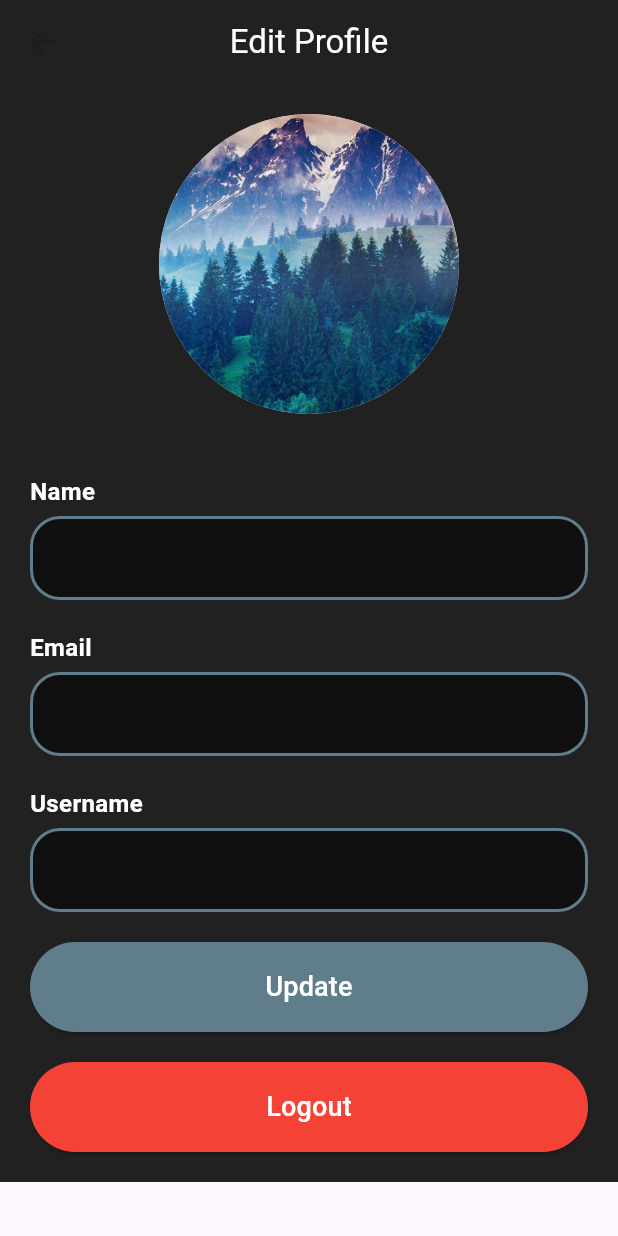
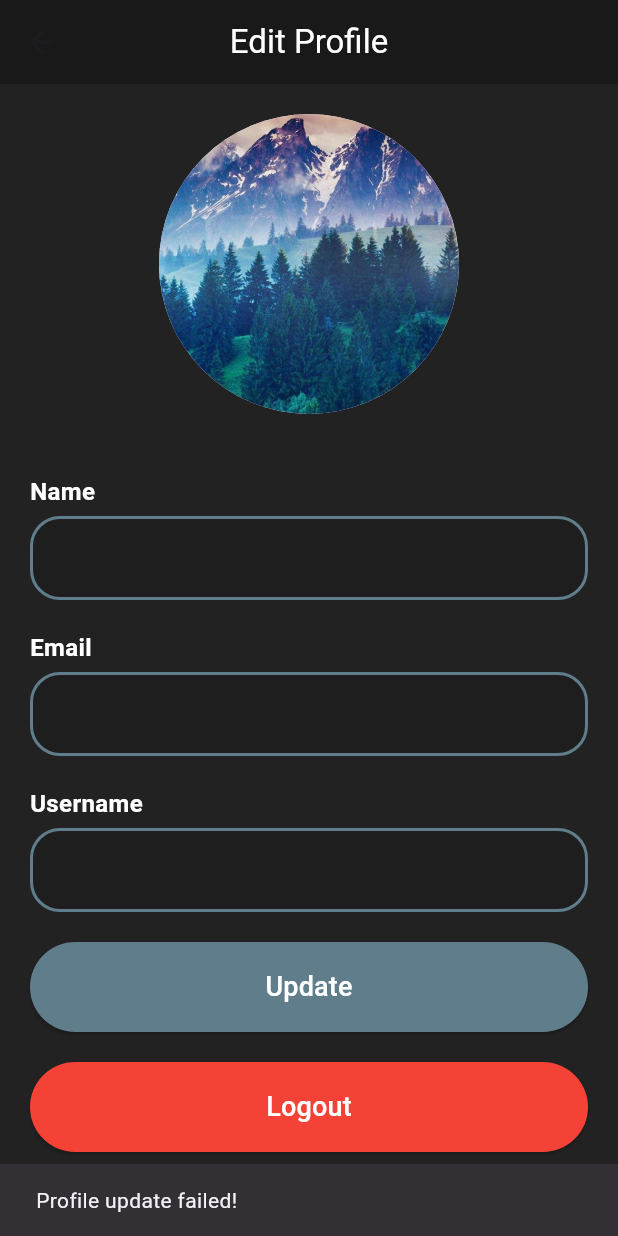
Before and after one commit to riskilinardi/ShiokWeather, a Flutter app: the ProfilePage screen opened directly, after a tap on "Update", on a phone screen of 412 x 824 dp. Run offline on Flutter 3.47's test engine with Material 3 defaults, Android fonts, the light colour scheme and no system bars; our stand-ins replace curved_navigation_bar, flutter_map, gap, image_picker, latlong2, material_design_icons_flutter and 3 more; accounts and stored records are empty.

Commit message:
Updated profile page and add more db codes

```diff
--- a/lib/db.dart
+++ b/lib/db.dart
@@ -184,9 +184,19 @@ class DatabaseHelper {
     return await db.query('users');
   }
 
+  Future<List<Map<String, dynamic>>> queryOneUser(int? id) async {
+    Database db = await instance.db;
+    return await db.query('users', where: 'id = ?', whereArgs: [id]);
+  }
+
   Future<int> updateUser(User user) async {
     Database db = await instance.db;
     return await db.update('users', user.toMap(), where: 'id = ?', whereArgs: [user.id]);
+  }
+
+  Future<int> updateOneUser(String displayname, String email, String username, int? id) async {
+    Database db = await instance.db;
+    return await db.rawUpdate('UPDATE users SET displayname="$displayname", email="$email", username="$username" WHERE id=$id');
   }
 
   Future<int> deleteUser(int id) async {
@@ -206,9 +216,12 @@ class DatabaseHelper {
     if (existingUsers.isEmpty) {
       List<User> usersToAdd = [
         User(id: 1, username: 'Admin', email: 'admin@gmail.com', password: 'admin123'),
-        User(id: 2, username: 'Riski', email: 'riski@gmail.com', password: 'riski123', displayname: 'Riski L', status: "I'm so confused today", mood: 'sunny.png'),
-        User(id: 3, username: 'Bew', email: 'bew@gmail.com', password: 'bew123', displayname: 'Bew', status: "I'm happy right now", mood: 'happy.png'),
-        User(id: 4, username: 'Nana', email: 'nana@gmail.com', password: 'nana123', displayname: 'Nana', status: "Hey im very sad today", mood: 'sad.png')
+        User(id: 2, username: 'Riski', email: 'riski@gmail.com', password: 'riski123',
+            displayname: 'Riski L', status: "I'm so confused today", mood: 'sunny.png'),
+        User(id: 3, username: 'Bew', email: 'bew@gmail.com', password: 'bew123',
+            displayname: 'Bew', status: "I'm happy right now", mood: 'happy.png'),
+        User(id: 4, username: 'Nana', email: 'nana@gmail.com', password: 'nana123',
+            displayname: 'Nana', status: "Hey im very sad today", mood: 'sad.png')
       ];
 
       for (User user in usersToAdd) {
--- a/lib/profilepage.dart
+++ b/lib/profilepage.dart
@@ -1,5 +1,8 @@
 import 'package:flutter/material.dart';
 import 'package:shared_preferences/shared_preferences.dart';
+import 'package:shiokweather/loginpage.dart';
+
+import 'db.dart';
 
 class ProfilePage extends StatefulWidget {
   @override
@@ -15,6 +18,8 @@ class _ProfilePageState extends State<ProfilePage> {
   TextEditingController emailController = TextEditingController();
   TextEditingController usernameController = TextEditingController();
 
+  List<Map<String, dynamic>> _personaldata = [];
+
   @override
   void initState() {
     super.initState();
@@ -23,37 +28,50 @@ class _ProfilePageState extends State<ProfilePage> {
 
   _loadProfileData() async {
     SharedPreferences prefs = await SharedPreferences.getInstance();
+    int? id = prefs.getInt('id');
+    List<Map<String, dynamic>> personaldata = await DatabaseHelper.instance.queryOneUser(id);
     setState(() {
-      username = prefs.getString('username') ?? 'Unknown';
-      email = prefs.getString('email') ?? 'Not Provided';
-      updatedName = prefs.getString('name') ?? '';
-      usernameController.text = username;
-      emailController.text = email;
-      nameController.text = updatedName;
+      _personaldata = personaldata;
+      nameController.text = _personaldata[0]['displayname'];
+      usernameController.text = _personaldata[0]['username'];
+      emailController.text = _personaldata[0]['email'];
     });
   }
 
   _updateName() async {
     SharedPreferences prefs = await SharedPreferences.getInstance();
-    setState(() {
-      updatedName = nameController.text;
-    });
-    await prefs.setString('name', updatedName);
+    int? id = prefs.getInt('id');
+    int output = await DatabaseHelper.instance.updateOneUser(nameController.text, emailController.text, usernameController.text, id);
+
+    if (output > 0) {
+      ScaffoldMessenger.of(context).showSnackBar(SnackBar(
+        content: Text('Profile updated successfully!', style: TextStyle(color: Colors.white),),
+      ));
+      // Navigator.pushReplacement(
+      //   context,
+      //   MaterialPageRoute(builder: (context) => MainPage()),
+      // );
+    } else {
+      // Something went wrong
+      ScaffoldMessenger.of(context).showSnackBar(SnackBar(
+        content: Text('Profile update failed!'),
+      ));
+    }
   }
 
   @override
   Widget build(BuildContext context) {
     return Scaffold(
+      backgroundColor: Colors.black87,
       appBar: AppBar(
         title: Text(
           "Edit Profile",
           style: TextStyle(color: Colors.white),
         ),
-        backgroundColor: Colors.black87,
+        backgroundColor: Colors.black26,
         centerTitle: true,
       ),
       body: Container(
-        color: Colors.black87,
         child: SingleChildScrollView(
           padding: EdgeInsets.all(20.0),
           child: Column(
@@ -64,9 +82,9 @@ class _ProfilePageState extends State<ProfilePage> {
                 backgroundImage: AssetImage("assets/images/background.png"),
               ),
               SizedBox(height: 20),
-              if (updatedName.isNotEmpty)
+              if (_personaldata.isNotEmpty)
                 Text(
-                  updatedName,
+                  _personaldata[0]['displayname'],
                   style: Theme.of(context).textTheme.titleMedium?.copyWith(color: Colors.white),
                 ),
               SizedBox(height: 20),
@@ -90,7 +108,12 @@ class _ProfilePageState extends State<ProfilePage> {
               ),
               SizedBox(height: 20),
               ElevatedButton(
-                onPressed: () {},
+                onPressed: () {
+                  Navigator.pushReplacement(
+                        context,
+                        MaterialPageRoute(builder: (context) => LoginPage()),
+                      );
+                },
                 style: ElevatedButton.styleFrom(
                   backgroundColor: Colors.red,
                   padding: EdgeInsets.symmetric(horizontal: 50, vertical: 15),
@@ -128,7 +151,7 @@ class _ProfilePageState extends State<ProfilePage> {
           decoration: InputDecoration(
             enabledBorder: border,
             focusedBorder: border,
-            fillColor: Colors.black54,
+            fillColor: Colors.black12,
             filled: true,
           ),
         ),
```
